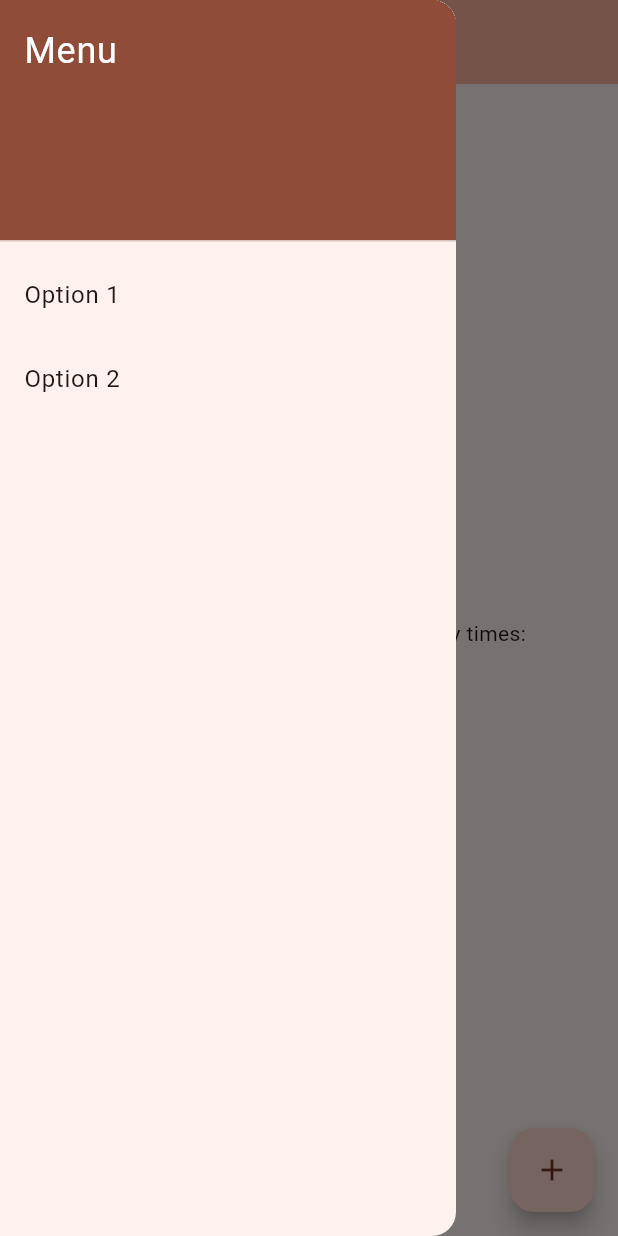
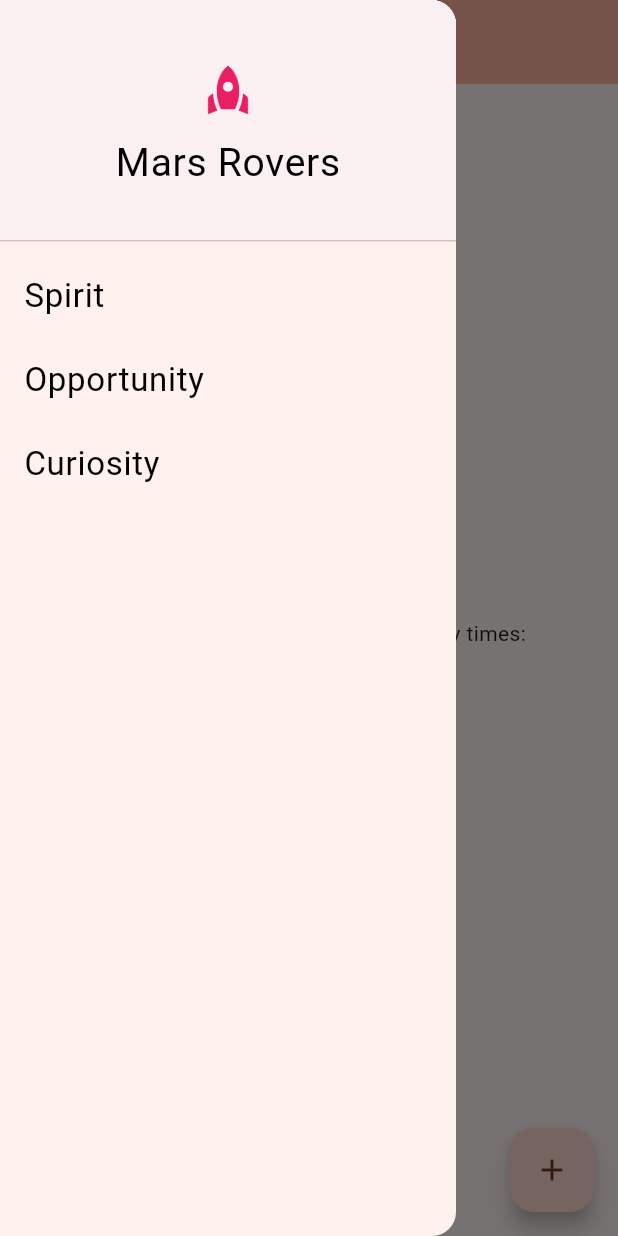
Before and after one commit to OmOursPor/Nasa_api, a Flutter app: the screen it shows after launch, with the side drawer open, on a phone screen of 412 x 824 dp. Run offline on Flutter 3.47's test engine with Material 3 defaults, Android fonts, the phone set to English and light mode, and no system bars.

Commit message:
images + menu

```diff
--- a/lib/main.dart
+++ b/lib/main.dart
@@ -66,7 +66,8 @@ class _MyHomePageState extends State<MyHomePage> {
             return IconButton(
               icon: const Icon(Icons.menu), // Icône du menu burger
               onPressed: () {
-                  Scaffold.of(context).openDrawer(); // Action à effectuer lorsque le bouton du menu est pressé
+                Scaffold.of(context)
+                    .openDrawer(); // Action à effectuer lorsque le bouton du menu est pressé
               },
             );
           },
@@ -77,50 +78,71 @@ class _MyHomePageState extends State<MyHomePage> {
           padding: EdgeInsets.zero,
           children: <Widget>[
             DrawerHeader(
-              decoration: BoxDecoration(
-                color: Theme.of(context).primaryColor,
+              decoration: const BoxDecoration(
+                color: Color.fromARGB(255, 250, 240, 242),
               ),
-              child: const Text(
-                'Menu',
+              child: Column(
+                mainAxisAlignment: MainAxisAlignment.center,
+                crossAxisAlignment: CrossAxisAlignment.center,
+                children: [
+                  Image.asset(
+                    'assets/rocket.png', // Chemin de ton image PNG
+                    width: 40, // Largeur de l'image
+                    height: 40, // Hauteur de l'image
+                    color: Colors.pink,
+                  ),
+                  const SizedBox(height: 10),
+                  const Text(
+                    'Mars Rovers',
                     style: TextStyle(
-                  color: Colors.white,
-                  fontSize: 24,
+                      color: Colors.black,
+                      fontSize: 26,
                     ),
+                  ),
+                ],
               ),
             ),
             ListTile(
-              title: const Text('Option 1'),
+              title: const Text(
+                'Spirit',
+                style: TextStyle(
+                  fontSize: 22,
+                  color: Colors.black,
+                ),
+              ),
               onTap: () {
                 // Action à effectuer lorsque l'option 1 est sélectionnée
               },
             ),
             ListTile(
-              title: const Text('Option 2'),
+              title: const Text(
+                'Opportunity',
+                style: TextStyle(
+                  fontSize: 22,
+                  color: Colors.black,
+                ),
+              ),
               onTap: () {
                 // Action à effectuer lorsque l'option 2 est sélectionnée
               },
             ),
-            // Ajoute d'autres options du menu ici
+            ListTile(
+              title: const Text(
+                'Curiosity',
+                style: TextStyle(
+                  fontSize: 22,
+                  color: Colors.black,
+                ),
+              ),
+              onTap: () {
+                // Action à effectuer lorsque l'option 2 est sélectionnée
+              },
+            ),
           ],
         ),
       ),
       body: Center(
-        // Center is a layout widget. It takes a single child and positions it
-        // in the middle of the parent.
         child: Column(
-          // Column is also a layout widget. It takes a list of children and
-          // arranges them vertically. By default, it sizes itself to fit its
-          // children horizontally, and tries to be as tall as its parent.
-          //
-          // Column has various properties to control how it sizes itself and
-          // how it positions its children. Here we use mainAxisAlignment to
-          // center the children vertically; the main axis here is the vertical
-          // axis because Columns are vertical (the cross axis would be
-          // horizontal).
-          //
-          // TRY THIS: Invoke "debug painting" (choose the "Toggle Debug Paint"
-          // action in the IDE, or press "p" in the console), to see the
-          // wireframe for each widget.
           mainAxisAlignment: MainAxisAlignment.center,
           children: <Widget>[
             const Text(
--- a/pubspec.yaml
+++ b/pubspec.yaml
@@ -52,6 +52,8 @@ dev_dependencies:
 
 # The following section is specific to Flutter packages.
 flutter:
+  assets:
+    - assets/rocket.png
 
   # The following line ensures that the Material Icons font is
   # included with your application, so that you can use the icons in
```
Also changed, not shown: assets/rocket.png (added), lib/assets/rocket.png (added). Lines whose indentation alone changed are shown as unchanged.
